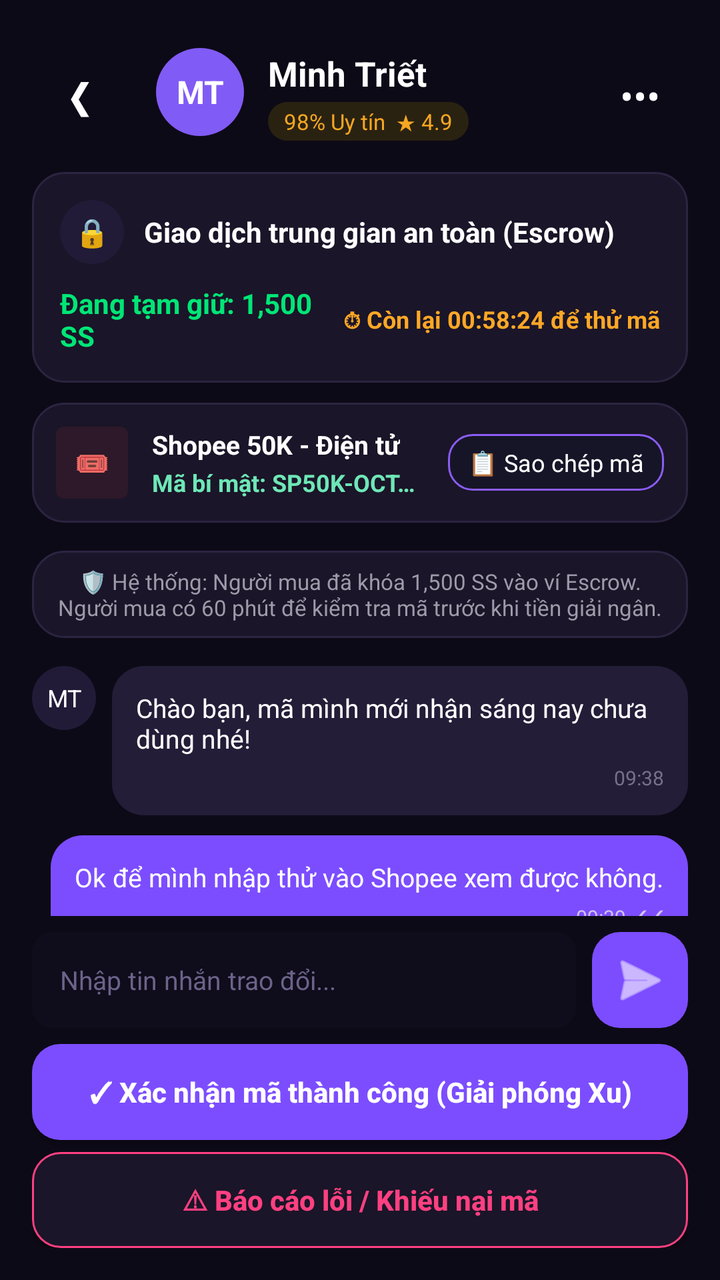
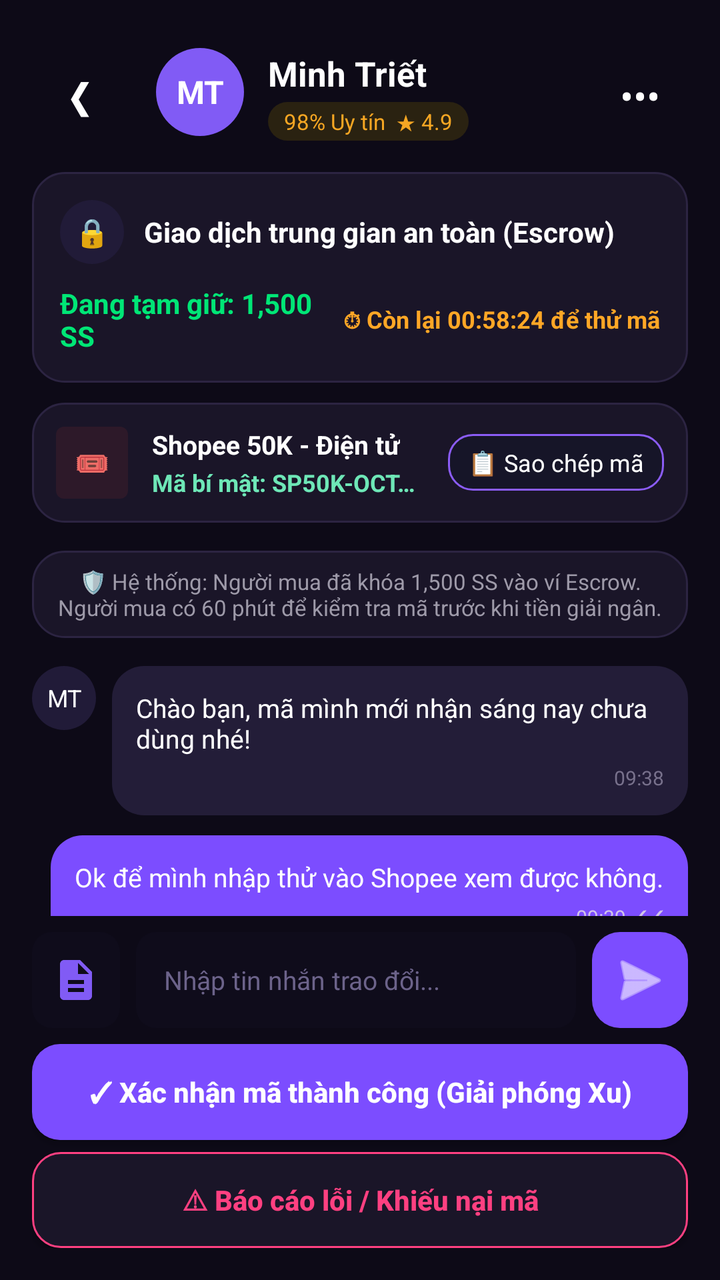

The first picture is an Android layout as it rendered before a commit; the second is the same layout after the commit. The layout source and the unified diff follow.
<!-- AndroidManifest.xml: application theme Theme.SSharing -->
<!-- res/layout/activity_escrow_chat.xml -->
<?xml version="1.0" encoding="utf-8"?>
<RelativeLayout xmlns:android="http://schemas.android.com/apk/res/android"
    xmlns:app="http://schemas.android.com/apk/res-auto"
    android:layout_width="match_parent"
    android:layout_height="match_parent"
    android:background="#0D0A17"
    android:padding="16dp">

    
    <RelativeLayout
        android:id="@+id/layoutHeader"
        android:layout_width="match_parent"
        android:layout_height="wrap_content"
        android:layout_marginTop="8dp">

        <TextView
            android:id="@+id/btnBack"
            android:layout_width="wrap_content"
            android:layout_height="wrap_content"
            android:layout_centerVertical="true"
            android:minWidth="48dp"
            android:minHeight="48dp"
            android:gravity="center"
            android:clickable="true"
            android:focusable="true"
            android:contentDescription="Quay lại"
            android:padding="4dp"
            android:text="❮"
            android:textColor="#FFFFFF"
            android:textSize="20sp" />

        <TextView
            android:id="@+id/tvAvatarUser"
            android:layout_width="44dp"
            android:layout_height="44dp"
            android:layout_marginStart="14dp"
            android:layout_toEndOf="@id/btnBack"
            android:background="@drawable/bg_circle_purple"
            android:gravity="center"
            android:text="MT"
            android:textColor="#FFFFFF"
            android:textSize="16sp"
            android:textStyle="bold" />

        <LinearLayout
            android:layout_width="wrap_content"
            android:layout_height="wrap_content"
            android:layout_centerVertical="true"
            android:layout_marginStart="12dp"
            android:layout_toEndOf="@id/tvAvatarUser"
            android:orientation="vertical">

            <TextView
                android:id="@+id/tv_partner_name"
                android:layout_width="wrap_content"
                android:layout_height="wrap_content"
                android:text="Minh Triết"
                android:textColor="#FFFFFF"
                android:textSize="17sp"
                android:textStyle="bold" />

            <TextView
                android:id="@+id/tv_partner_trust"
                android:layout_width="wrap_content"
                android:layout_height="wrap_content"
                android:layout_marginTop="3dp"
                android:background="@drawable/bg_chip_gold_dark"
                android:paddingHorizontal="8dp"
                android:paddingVertical="2dp"
                android:text="98% Uy tín  ★ 4.9"
                android:textColor="#F5A623"
                android:textSize="11sp" />
        </LinearLayout>

        <TextView
            android:id="@+id/btnMoreOptions"
            android:layout_width="wrap_content"
            android:layout_height="wrap_content"
            android:layout_alignParentEnd="true"
            android:layout_centerVertical="true"
            android:minWidth="48dp"
            android:minHeight="48dp"
            android:gravity="center"
            android:clickable="true"
            android:focusable="true"
            android:contentDescription="Tùy chọn khác"
            android:padding="4dp"
            android:text="•••"
            android:textColor="#FFFFFF"
            android:textSize="20sp" />
    </RelativeLayout>

    
    <LinearLayout
        android:id="@+id/cardEscrowStatus"
        android:layout_width="match_parent"
        android:layout_height="wrap_content"
        android:layout_below="@id/layoutHeader"
        android:layout_marginTop="14dp"
        android:background="@drawable/bg_card_dark"
        android:orientation="vertical"
        android:padding="14dp">

        <LinearLayout
            android:layout_width="match_parent"
            android:layout_height="wrap_content"
            android:gravity="center_vertical"
            android:orientation="horizontal">

            <TextView
                android:layout_width="32dp"
                android:layout_height="32dp"
                android:background="@drawable/bg_circle_dark_purple"
                android:gravity="center"
                android:text="🔒"
                android:textSize="14sp" />

            <TextView
                android:layout_width="wrap_content"
                android:layout_height="wrap_content"
                android:layout_marginStart="10dp"
                android:text="Giao dịch trung gian an toàn (Escrow)"
                android:textColor="#FFFFFF"
                android:textSize="14sp"
                android:textStyle="bold" />
        </LinearLayout>

        <LinearLayout
            android:layout_width="match_parent"
            android:layout_height="wrap_content"
            android:layout_marginTop="10dp"
            android:gravity="center_vertical"
            android:orientation="horizontal">

            <TextView
                android:id="@+id/tv_escrow_holding_amount"
                android:layout_width="0dp"
                android:layout_height="wrap_content"
                android:layout_weight="1"
                android:text="Đang tạm giữ: 1,500 SS"
                android:textColor="#00E676"
                android:textSize="14sp"
                android:textStyle="bold" />

            <TextView
                android:id="@+id/tv_escrow_countdown_timer"
                android:layout_width="wrap_content"
                android:layout_height="wrap_content"
                android:text="⏱ Còn lại 00:58:24 để thử mã"
                android:textColor="#FFA726"
                android:textSize="12sp"
                android:textStyle="bold" />
        </LinearLayout>
    </LinearLayout>

    
    <RelativeLayout
        android:id="@+id/cardVoucherInfo"
        android:layout_width="match_parent"
        android:layout_height="wrap_content"
        android:layout_below="@id/cardEscrowStatus"
        android:layout_marginTop="10dp"
        android:background="@drawable/bg_card_dark"
        android:padding="12dp">

        <TextView
            android:id="@+id/icVoucher"
            android:layout_width="36dp"
            android:layout_height="36dp"
            android:background="@drawable/bg_badge_pink"
            android:gravity="center"
            android:text="🎟" />

        <LinearLayout
            android:layout_width="match_parent"
            android:layout_height="wrap_content"
            android:layout_centerVertical="true"
            android:layout_marginStart="12dp"
            android:layout_marginEnd="8dp"
            android:layout_toStartOf="@id/btnCopyVoucherCode"
            android:layout_toEndOf="@id/icVoucher"
            android:orientation="vertical">

            <TextView
                android:id="@+id/tvVoucherTitle"
                android:layout_width="wrap_content"
                android:layout_height="wrap_content"
                android:ellipsize="end"
                android:singleLine="true"
                android:text="Shopee 50K - Điện tử"
                android:textColor="#FFFFFF"
                android:textSize="13sp"
                android:textStyle="bold" />

            <TextView
                android:id="@+id/tvSecretCodeDisplay"
                android:layout_width="wrap_content"
                android:layout_height="wrap_content"
                android:layout_marginTop="2dp"
                android:ellipsize="end"
                android:singleLine="true"
                android:text="Mã bí mật: SP50K-OCTOBER99"
                android:textColor="#6EE7B7"
                android:textSize="12sp"
                android:textStyle="bold" />
        </LinearLayout>

        <TextView
            android:id="@+id/btnCopyVoucherCode"
            android:layout_width="wrap_content"
            android:layout_height="wrap_content"
            android:layout_alignParentEnd="true"
            android:layout_centerVertical="true"
            android:background="@drawable/bg_outline_button"
            android:paddingHorizontal="10dp"
            android:paddingVertical="6dp"
            android:text="📋 Sao chép mã"
            android:textColor="#FFFFFF"
            android:textSize="12sp" />
    </RelativeLayout>

    
    <ScrollView
        android:id="@+id/scrollChatArea"
        android:layout_width="match_parent"
        android:layout_height="match_parent"
        android:layout_above="@id/layoutBottomContainer"
        android:layout_below="@id/cardVoucherInfo"
        android:layout_marginVertical="8dp"
        android:scrollbars="none">

        <LinearLayout
            android:id="@+id/containerChatMessages"
            android:layout_width="match_parent"
            android:layout_height="wrap_content"
            android:orientation="vertical">

            <TextView
                android:id="@+id/tvSystemNotice"
                android:layout_width="match_parent"
                android:layout_height="wrap_content"
                android:layout_marginVertical="6dp"
                android:background="@drawable/bg_card_dark"
                android:gravity="center"
                android:padding="8dp"
                android:text="🛡️ Hệ thống: Người mua đã khóa 1,500 SS vào ví Escrow. Người mua có 60 phút để kiểm tra mã trước khi tiền giải ngân."
                android:textColor="#9E9AA9"
                android:textSize="11sp" />

            
            <LinearLayout
                android:layout_width="wrap_content"
                android:layout_height="wrap_content"
                android:layout_marginTop="8dp"
                android:orientation="horizontal">

                <TextView
                    android:layout_width="32dp"
                    android:layout_height="32dp"
                    android:background="@drawable/bg_circle_dark_purple"
                    android:gravity="center"
                    android:text="MT"
                    android:textColor="#FFFFFF"
                    android:textSize="12sp" />

                <LinearLayout
                    android:layout_width="wrap_content"
                    android:layout_height="wrap_content"
                    android:layout_marginStart="8dp"
                    android:background="@drawable/bg_bubble_seller"
                    android:maxWidth="260dp"
                    android:orientation="vertical"
                    android:padding="12dp">

                    <TextView
                        android:layout_width="wrap_content"
                        android:layout_height="wrap_content"
                        android:text="Chào bạn, mã mình mới nhận sáng nay chưa dùng nhé!"
                        android:textColor="#FFFFFF"
                        android:textSize="13sp" />

                    <TextView
                        android:layout_width="wrap_content"
                        android:layout_height="wrap_content"
                        android:layout_gravity="end"
                        android:layout_marginTop="4dp"
                        android:text="09:38"
                        android:textColor="#78718C"
                        android:textSize="10sp" />
                </LinearLayout>
            </LinearLayout>

            
            <LinearLayout
                android:layout_width="wrap_content"
                android:layout_height="wrap_content"
                android:layout_gravity="end"
                android:layout_marginTop="10dp"
                android:background="@drawable/bg_bubble_buyer"
                android:maxWidth="260dp"
                android:orientation="vertical"
                android:padding="12dp">

                <TextView
                    android:layout_width="wrap_content"
                    android:layout_height="wrap_content"
                    android:text="Ok để mình nhập thử vào Shopee xem được không."
                    android:textColor="#FFFFFF"
                    android:textSize="13sp" />

                <TextView
                    android:layout_width="wrap_content"
                    android:layout_height="wrap_content"
                    android:layout_gravity="end"
                    android:layout_marginTop="4dp"
                    android:text="09:39 ✓✓"
                    android:textColor="#D1C4E9"
                    android:textSize="10sp" />
            </LinearLayout>
        </LinearLayout>
    </ScrollView>

    
    <LinearLayout
        android:id="@+id/layoutBottomContainer"
        android:layout_width="match_parent"
        android:layout_height="wrap_content"
        android:layout_alignParentBottom="true"
        android:orientation="vertical">

        
        <LinearLayout
            android:id="@+id/layoutChatInputBar"
            android:layout_width="match_parent"
            android:layout_height="wrap_content"
            android:layout_marginBottom="8dp"
            android:gravity="center_vertical"
            android:orientation="horizontal">

            <EditText
                android:id="@+id/et_chat_input"
                android:layout_width="0dp"
                android:layout_height="48dp"
                android:layout_weight="1"
                android:background="@drawable/bg_input_field"
                android:hint="Nhập tin nhắn trao đổi..."
                android:inputType="textShortMessage"
                android:importantForAutofill="no"
                android:paddingHorizontal="14dp"
                android:textColor="#FFFFFF"
                android:textColorHint="#6C638A"
                android:textSize="13sp" />

            <ImageButton
                android:id="@+id/btn_send_chat"
                android:layout_width="48dp"
                android:layout_height="48dp"
                android:layout_marginStart="8dp"
                android:background="@drawable/bg_btn_purple"
                android:contentDescription="Gửi tin nhắn"
                android:src="@android:drawable/ic_menu_send"
                app:tint="#FFFFFF" />
        </LinearLayout>

        
        <androidx.appcompat.widget.AppCompatButton
            android:id="@+id/btnConfirmEscrow"
            android:layout_width="match_parent"
            android:layout_height="48dp"
            android:background="@drawable/bg_btn_purple"
            android:text="✓ Xác nhận mã thành công (Giải phóng Xu)"
            android:textAllCaps="false"
            android:textColor="#FFFFFF"
            android:textSize="14sp"
            android:textStyle="bold" />

        <androidx.appcompat.widget.AppCompatButton
            android:id="@+id/btnReportEscrow"
            android:layout_width="match_parent"
            android:layout_height="48dp"
            android:layout_marginTop="6dp"
            android:background="@drawable/bg_btn_outline_pink"
            android:text="⚠ Báo cáo lỗi / Khiếu nại mã"
            android:textAllCaps="false"
            android:textColor="#FF4081"
            android:textSize="14sp"
            android:textStyle="bold" />
    </LinearLayout>
</RelativeLayout>
<!-- resources referenced by this layout -->
<resources>
  <!-- drawable bg_badge_pink (drawable) -->
  <shape xmlns:android="http://schemas.android.com/apk/res/android">
      <solid android:color="#2D1929" />
      <corners android:radius="4dp" />
  </shape>
  <!-- drawable bg_btn_outline_pink (drawable) -->
  <?xml version="1.0" encoding="utf-8"?>
  <shape xmlns:android="http://schemas.android.com/apk/res/android">
      <solid android:color="#1A1528" />
      <corners android:radius="14dp" />
      <stroke android:width="1dp" android:color="#FF4081" />
  </shape>
  <!-- drawable bg_btn_purple (drawable) -->
  <?xml version="1.0" encoding="utf-8"?>
  <shape xmlns:android="http://schemas.android.com/apk/res/android">
      <solid android:color="#7C4DFF" />
      <corners android:radius="14dp" />
  </shape>
  <!-- drawable bg_bubble_buyer (drawable) -->
  <?xml version="1.0" encoding="utf-8"?>
  <shape xmlns:android="http://schemas.android.com/apk/res/android">
      <solid android:color="#7C4DFF" />
      <corners android:radius="16dp" />
  </shape>
  <!-- drawable bg_bubble_seller (drawable) -->
  <?xml version="1.0" encoding="utf-8"?>
  <shape xmlns:android="http://schemas.android.com/apk/res/android">
      <solid android:color="#231D38" />
      <corners android:radius="16dp" />
  </shape>
  <!-- drawable bg_card_dark (drawable) -->
  <?xml version="1.0" encoding="utf-8"?>
  <shape xmlns:android="http://schemas.android.com/apk/res/android">
      <solid android:color="#1A1528" />
      <corners android:radius="16dp" />
      <stroke android:width="1dp" android:color="#2C2442" />
  </shape>
  <!-- drawable bg_chip_gold_dark (drawable) -->
  <?xml version="1.0" encoding="utf-8"?>
  <shape xmlns:android="http://schemas.android.com/apk/res/android">
      <solid android:color="#2A2211" />
      <corners android:radius="12dp" />
  </shape>
  <!-- drawable bg_circle_dark_purple (drawable) -->
  <?xml version="1.0" encoding="utf-8"?>
  <shape xmlns:android="http://schemas.android.com/apk/res/android" android:shape="oval">
      <solid android:color="#211B38" />
  </shape>
  <!-- drawable bg_circle_purple (drawable) -->
  <shape xmlns:android="http://schemas.android.com/apk/res/android" android:shape="oval">
      <solid android:color="#815BF5" />
  </shape>
  <!-- drawable bg_input_field (drawable) -->
  <?xml version="1.0" encoding="utf-8"?>
  <shape xmlns:android="http://schemas.android.com/apk/res/android">
      <solid android:color="#0F0C1B" />
      <corners android:radius="10dp" />
  </shape>
  <!-- drawable bg_outline_button (drawable) -->
  <?xml version="1.0" encoding="utf-8"?>
  <shape xmlns:android="http://schemas.android.com/apk/res/android">
      <solid android:color="#161528" />
      <stroke android:width="1dp" android:color="@color/purple_primary" />
      <corners android:radius="12dp" />
  </shape>
  <style name="Theme.SSharing" parent="Base.Theme.SSharing" />
  <color name="purple_primary">#8B5CF6</color>
  <style name="Base.Theme.SSharing" parent="Theme.Material3.DayNight.NoActionBar">
          
          
      </style>
</resources>

<!-- the commit's change to res/layout/activity_escrow_chat.xml (unified diff, before → after) -->
@@ -29,25 +29,39 @@
             android:textColor="#FFFFFF"
             android:textSize="20sp" />
 
-        <TextView
-            android:id="@+id/tvAvatarUser"
+        <FrameLayout
+            android:id="@+id/framePartnerAvatarHeader"
             android:layout_width="44dp"
             android:layout_height="44dp"
             android:layout_marginStart="14dp"
-            android:layout_toEndOf="@id/btnBack"
-            android:background="@drawable/bg_circle_purple"
-            android:gravity="center"
-            android:text="MT"
-            android:textColor="#FFFFFF"
-            android:textSize="16sp"
-            android:textStyle="bold" />
+            android:layout_toEndOf="@id/btnBack">
+
+            <TextView
+                android:id="@+id/tvAvatarUser"
+                android:layout_width="match_parent"
+                android:layout_height="match_parent"
+                android:background="@drawable/bg_circle_purple"
+                android:gravity="center"
+                android:text="MT"
+                android:textColor="#FFFFFF"
+                android:textSize="16sp"
+                android:textStyle="bold" />
+
+            <ImageView
+                android:id="@+id/imgPartnerAvatarHeader"
+                android:layout_width="match_parent"
+                android:layout_height="match_parent"
+                android:contentDescription="Ảnh đại diện đối tác"
+                android:scaleType="centerCrop"
+                android:visibility="gone" />
+        </FrameLayout>
 
         <LinearLayout
             android:layout_width="wrap_content"
             android:layout_height="wrap_content"
             android:layout_centerVertical="true"
             android:layout_marginStart="12dp"
-            android:layout_toEndOf="@id/tvAvatarUser"
+            android:layout_toEndOf="@id/framePartnerAvatarHeader"
             android:orientation="vertical">
 
             <TextView
@@ -337,6 +351,17 @@
             android:gravity="center_vertical"
             android:orientation="horizontal">
 
+            <ImageButton
+                android:id="@+id/btn_attach_image_chat"
+                android:layout_width="44dp"
+                android:layout_height="48dp"
+                android:layout_marginEnd="8dp"
+                android:background="@drawable/bg_input_field"
+                android:contentDescription="Gửi ảnh"
+                android:padding="12dp"
+                android:src="@drawable/ic_document_file"
+                app:tint="#815BF5" />
+
             <EditText
                 android:id="@+id/et_chat_input"
                 android:layout_width="0dp"
@@ -344,8 +369,8 @@
                 android:layout_weight="1"
                 android:background="@drawable/bg_input_field"
                 android:hint="Nhập tin nhắn trao đổi..."
+                android:importantForAutofill="no"
                 android:inputType="textShortMessage"
-                android:importantForAutofill="no"
                 android:paddingHorizontal="14dp"
                 android:textColor="#FFFFFF"
                 android:textColorHint="#6C638A"
<!-- resource entries referenced after the edit -->
@@ -65,6 +65,12 @@
       <stroke android:width="1dp" android:color="@color/purple_primary" />
       <corners android:radius="12dp" />
   </shape>
+  <!-- drawable ic_document_file (drawable) -->
+  <?xml version="1.0" encoding="utf-8"?>
+  <vector xmlns:android="http://schemas.android.com/apk/res/android"
+      android:width="24dp" android:height="24dp" android:viewportWidth="24" android:viewportHeight="24">
+      <path android:fillColor="#FFFFFFFF" android:pathData="M14,2H6c-1.1,0 -1.99,0.9 -1.99,2L4,20c0,1.1 0.89,2 1.99,2H18c1.1,0 2,-0.9 2,-2V8l-6,-6zm2,16H8v-2h8v2zm0,-4H8v-2h8v2zm-3,-5V3.5L18.5,9H13z"/>
+  </vector>
   <style name="Theme.SSharing" parent="Base.Theme.SSharing" />
   <color name="purple_primary">#8B5CF6</color>
   <style name="Base.Theme.SSharing" parent="Theme.Material3.DayNight.NoActionBar">
